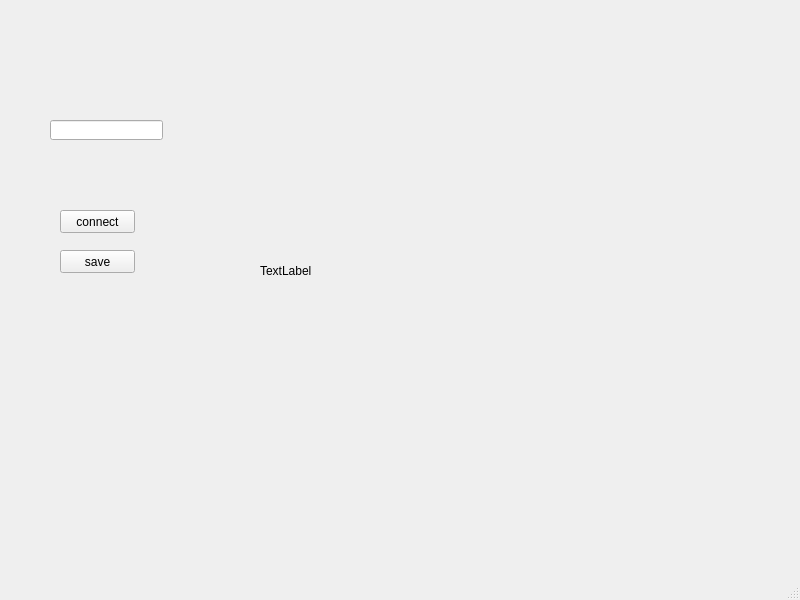
First picture: the form in showpic.ui, repository ljh3675/Minicap, before the edit.
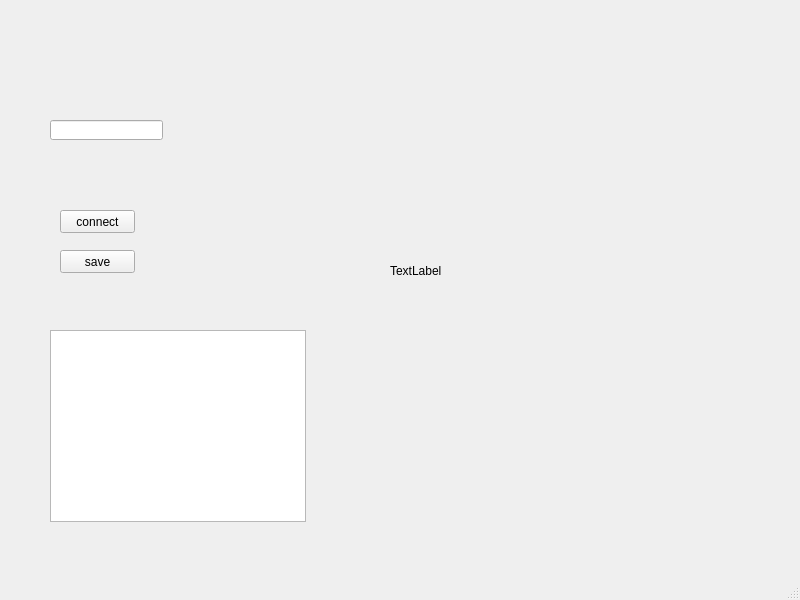
Second picture: the form after the edit.

```diff
--- a/showpic.ui
+++ b/showpic.ui
@@ -43,7 +43,7 @@
    <widget class="QLabel" name="label_image_show">
     <property name="geometry">
      <rect>
-      <x>260</x>
+      <x>390</x>
       <y>10</y>
       <width>361</width>
       <height>521</height>
@@ -63,6 +63,16 @@
      </rect>
     </property>
    </widget>
+   <widget class="QTextBrowser" name="textBrowser">
+    <property name="geometry">
+     <rect>
+      <x>50</x>
+      <y>330</y>
+      <width>256</width>
+      <height>192</height>
+     </rect>
+    </property>
+   </widget>
   </widget>
   <widget class="QMenuBar" name="menubar">
    <property name="geometry">
```
